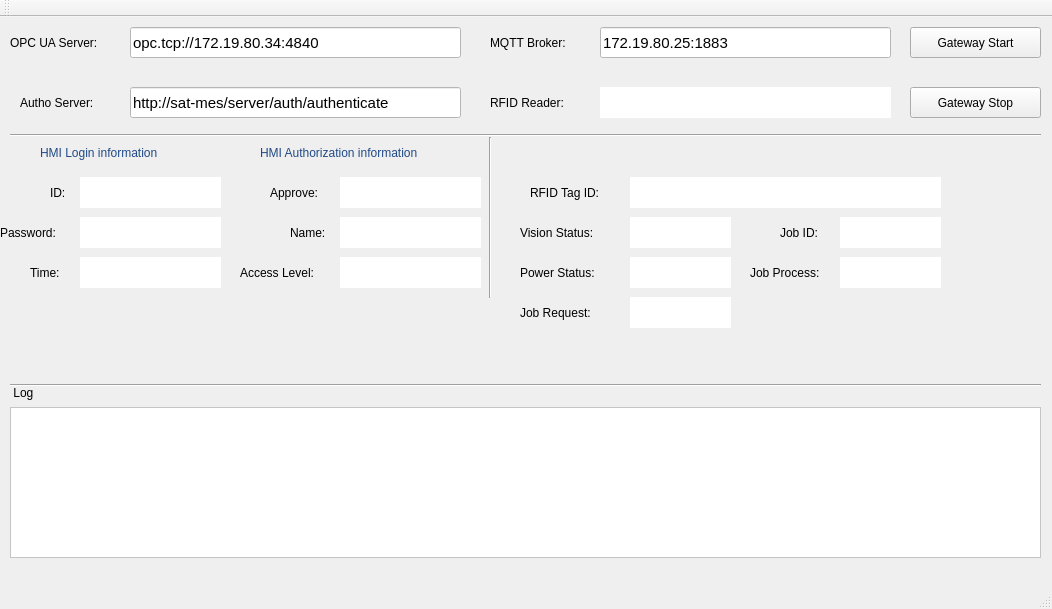
Qt form gateway.ui (zcsd/Gateway_PoC) before a commit.
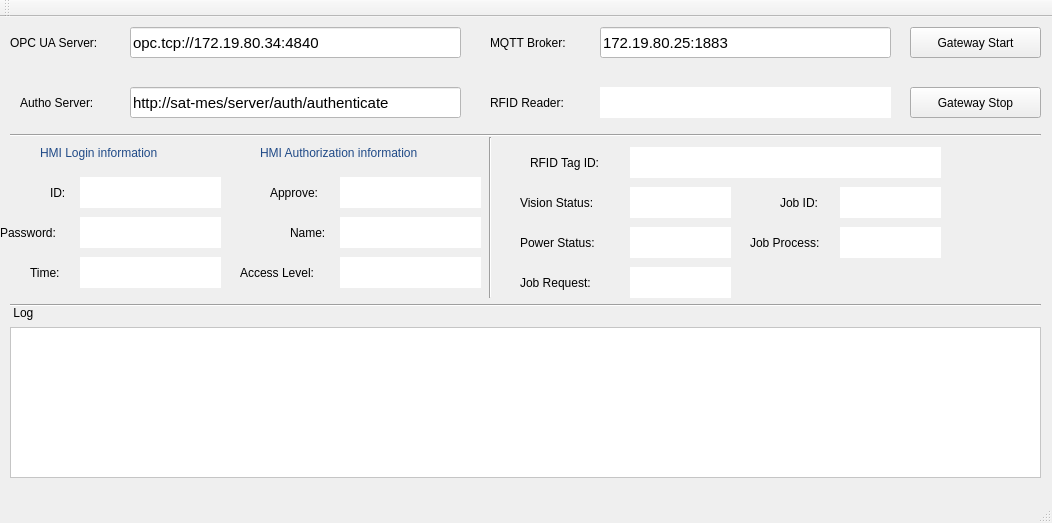
The same form after that commit.

Diff of the .ui file:
```diff
--- a/gateway.ui
+++ b/gateway.ui
@@ -7,7 +7,7 @@
     <x>0</x>
     <y>0</y>
     <width>1052</width>
-    <height>609</height>
+    <height>523</height>
    </rect>
   </property>
   <property name="windowTitle">
@@ -349,7 +349,7 @@
     <property name="geometry">
      <rect>
       <x>10</x>
-      <y>360</y>
+      <y>280</y>
       <width>1031</width>
       <height>16</height>
      </rect>
@@ -362,7 +362,7 @@
     <property name="geometry">
      <rect>
       <x>10</x>
-      <y>390</y>
+      <y>310</y>
       <width>1031</width>
       <height>151</height>
      </rect>
@@ -375,7 +375,7 @@
     <property name="geometry">
      <rect>
       <x>10</x>
-      <y>360</y>
+      <y>280</y>
       <width>41</width>
       <height>31</height>
      </rect>
@@ -467,7 +467,7 @@
     <property name="geometry">
      <rect>
       <x>530</x>
-      <y>160</y>
+      <y>130</y>
       <width>81</width>
       <height>31</height>
      </rect>
@@ -480,7 +480,7 @@
     <property name="geometry">
      <rect>
       <x>630</x>
-      <y>160</y>
+      <y>130</y>
       <width>311</width>
       <height>31</height>
      </rect>
@@ -499,7 +499,7 @@
     <property name="geometry">
      <rect>
       <x>780</x>
-      <y>200</y>
+      <y>170</y>
       <width>61</width>
       <height>31</height>
      </rect>
@@ -512,7 +512,7 @@
     <property name="geometry">
      <rect>
       <x>750</x>
-      <y>240</y>
+      <y>210</y>
       <width>91</width>
       <height>31</height>
      </rect>
@@ -525,7 +525,7 @@
     <property name="geometry">
      <rect>
       <x>840</x>
-      <y>200</y>
+      <y>170</y>
       <width>101</width>
       <height>31</height>
      </rect>
@@ -544,7 +544,7 @@
     <property name="geometry">
      <rect>
       <x>840</x>
-      <y>240</y>
+      <y>210</y>
       <width>101</width>
       <height>31</height>
      </rect>
@@ -563,7 +563,7 @@
     <property name="geometry">
      <rect>
       <x>520</x>
-      <y>200</y>
+      <y>170</y>
       <width>101</width>
       <height>31</height>
      </rect>
@@ -576,7 +576,7 @@
     <property name="geometry">
      <rect>
       <x>520</x>
-      <y>240</y>
+      <y>210</y>
       <width>101</width>
       <height>31</height>
      </rect>
@@ -589,7 +589,7 @@
     <property name="geometry">
      <rect>
       <x>630</x>
-      <y>200</y>
+      <y>170</y>
       <width>101</width>
       <height>31</height>
      </rect>
@@ -608,7 +608,7 @@
     <property name="geometry">
      <rect>
       <x>630</x>
-      <y>240</y>
+      <y>210</y>
       <width>101</width>
       <height>31</height>
      </rect>
@@ -627,7 +627,7 @@
     <property name="geometry">
      <rect>
       <x>520</x>
-      <y>280</y>
+      <y>250</y>
       <width>101</width>
       <height>31</height>
      </rect>
@@ -640,7 +640,7 @@
     <property name="geometry">
      <rect>
       <x>630</x>
-      <y>280</y>
+      <y>250</y>
       <width>101</width>
       <height>31</height>
      </rect>
```
